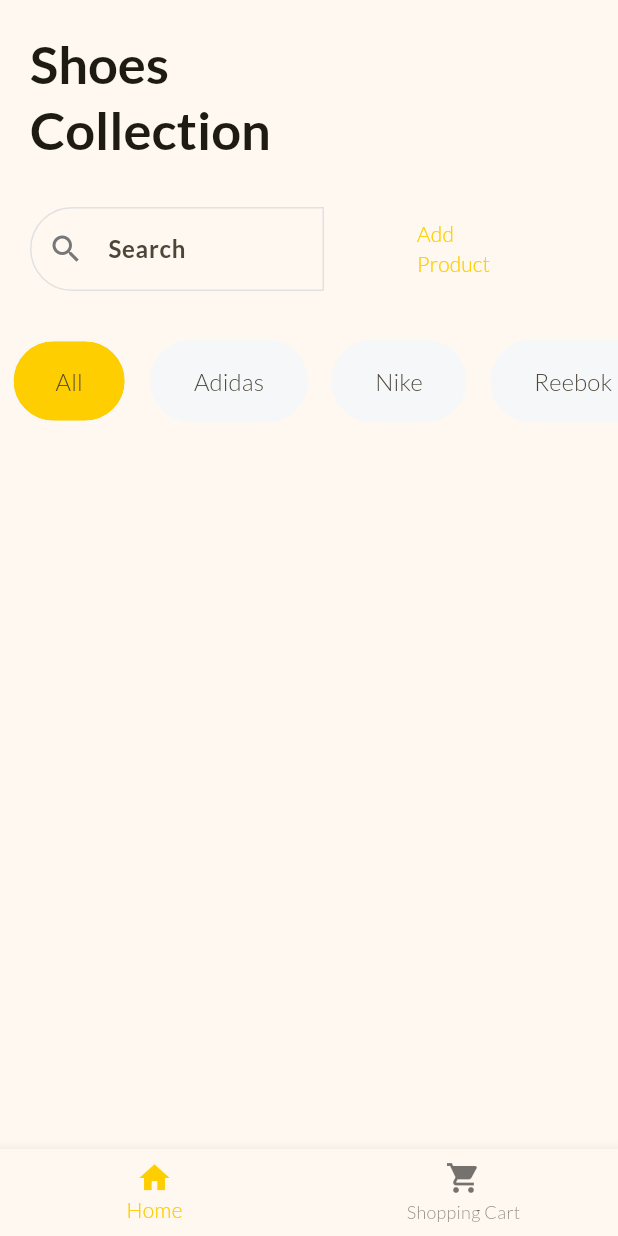
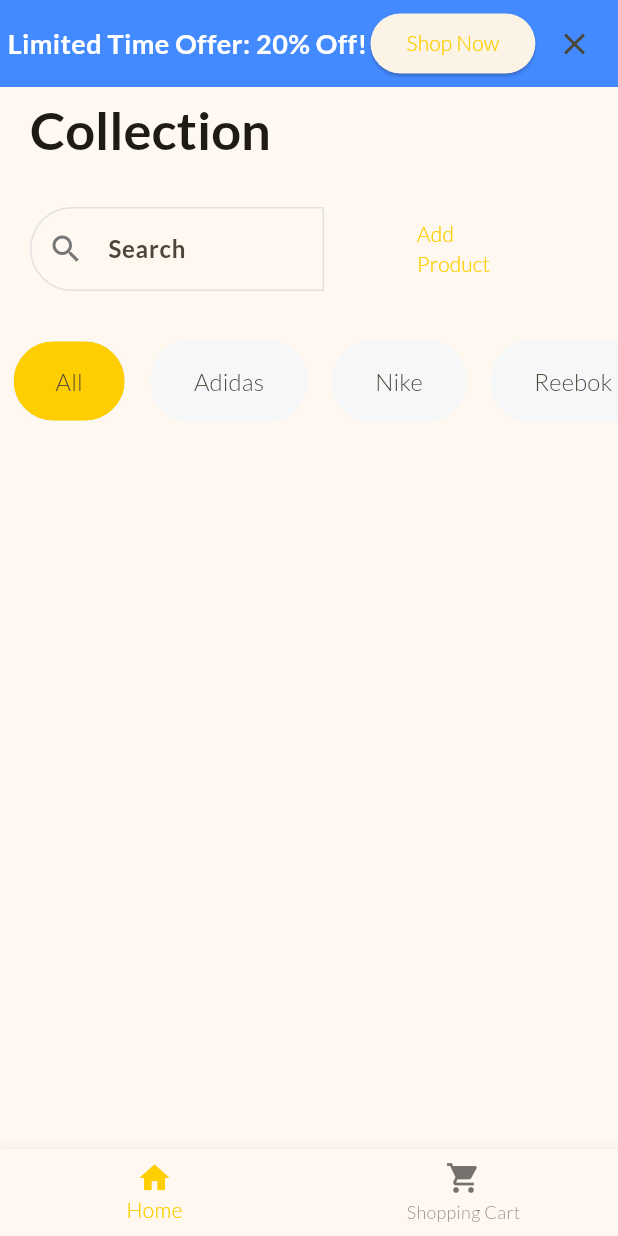
Before and after one commit to maninagulapati/login_page, a Flutter app: the HomePage screen opened by its route, on a phone screen of 412 x 824 dp. Run offline on Flutter 3.47's test engine with Material 3 defaults, Android fonts, the phone set to English and light mode, and no system bars; our stand-ins replace flutter_secure_storage, image_picker, shared_preferences; missing offline and left inert: jwt_decode; accounts and stored records are empty; network calls fail.

Commit message:
search implementation,logout functionality

```diff
--- a/lib/main.dart
+++ b/lib/main.dart
@@ -23,6 +23,7 @@ class MyApp extends StatelessWidget {
         routes: {
           'home': (context) => HomePage(),
           'addproduct':(context)=> AddProductPage(),
+          'logout':(context)=>LoginCard()
         },
           debugShowCheckedModeBanner: false,
           theme: ThemeData(
--- a/lib/pages/homepage.dart
+++ b/lib/pages/homepage.dart
@@ -13,16 +13,53 @@ class HomePage extends StatefulWidget {
 
 class _HomePageState extends State<HomePage> {
   int currentPage = 0;
+  bool isBannerVisible = true;
 
   List<Widget> pages = [const ProductList(), CartPage()];
 
   @override
   Widget build(BuildContext context) {
-    return Scaffold(
-      body: IndexedStack(
-        index: currentPage,
-        children: pages,
-      ),
+   return Scaffold(
+    body: Stack(
+      children: [
+        IndexedStack(
+          index: currentPage,
+          children: pages,
+        ),
+        if (isBannerVisible)
+        Positioned(
+          top: 0,
+          left: 0,
+          right: 0,
+          child: Container(
+            color: Colors.blueAccent, // Background color
+            padding: EdgeInsets.all(5.0),
+            child: Row(
+              mainAxisAlignment: MainAxisAlignment.spaceBetween,
+              children: [
+                const Text(
+                  "Limited Time Offer: 20% Off!",
+                  style: TextStyle(
+                    color: Colors.white,
+                    fontSize: 18,
+                    fontWeight: FontWeight.bold,
+                  ),
+                ),
+                ElevatedButton(
+                  onPressed: () {
+                    // Action when button is pressed
+                  },
+                  child: const Text("Shop Now"),
+                ),
+                IconButton(onPressed: () {setState(() {
+                  isBannerVisible=false;
+                });}, icon: const Icon(Icons.close))
+              ],
+            ),
+          ),
+        ),
+      ],
+    ),
       bottomNavigationBar: BottomNavigationBar(
         currentIndex: currentPage,
         onTap: (value) {
--- a/lib/widgets/products_list.dart
+++ b/lib/widgets/products_list.dart
@@ -1,5 +1,5 @@
 import 'package:flutter/material.dart';
-import 'package:login_page/pages/add_product.dart';
+import 'package:flutter_secure_storage/flutter_secure_storage.dart';
 import 'package:login_page/pages/product_details_page.dart';
 import 'package:login_page/widgets/product_card.dart';
 import 'package:http/http.dart' as http;
@@ -18,6 +18,7 @@ class _ProductListState extends State<ProductList> {
   late String selectedFilter = filters[0];
   List<Map<String, dynamic>> products = []; // Store fetched products
   bool isLoading = true;
+  String searchQuery='';
 
   @override
   void initState() {
@@ -59,20 +60,21 @@ class _ProductListState extends State<ProductList> {
   }
 
    List<Map<String, dynamic>> getFilteredProducts() {
-    if (selectedFilter == 'All') {
-      return products;
-    }
-    return products
-        .where((product) => product['company'] == selectedFilter)
-        .toList();
+    return products.where((product) {
+      final matchesFilter =
+          selectedFilter == 'All' || product['company'] == selectedFilter;
+      final matchesSearch =
+          product['title'].toLowerCase().contains(searchQuery.toLowerCase());
+
+      return matchesFilter && matchesSearch;
+    }).toList();
   }
 
   @override
   Widget build(BuildContext context) {
      final screenWidth = MediaQuery.of(context).size.width;
      final isMobile=screenWidth<650;
-
-
+     final filteredProducts=getFilteredProducts();
 
     const border = OutlineInputBorder(
       borderRadius: BorderRadius.horizontal(left: Radius.circular(50)),
@@ -80,8 +82,6 @@ class _ProductListState extends State<ProductList> {
         color: Color.fromRGBO(225, 225, 225, 1),
       ),
     );
-
-    final filteredProducts = getFilteredProducts();
 
     final shoesCollectionText = Expanded(
   flex: 1,
@@ -94,10 +94,15 @@ class _ProductListState extends State<ProductList> {
   ),
 );
 
-const searchField = Expanded(
+var searchField = Expanded(
       flex: 1,
       child: TextField(
-    decoration: InputDecoration(
+        onChanged: (value) {
+          setState(() {
+            searchQuery = value; // Update search query
+          });
+        },
+        decoration: const InputDecoration(
           hintText: 'Search',
           prefixIcon: Icon(Icons.search),
           border: border,
@@ -106,6 +111,7 @@ const searchField = Expanded(
         ),
       ),
     );
+
 
 final addProductButton = Expanded(
   flex: 1,
@@ -118,6 +124,18 @@ final addProductButton = Expanded(
       child: const Text('Add Product'),
     ),
   ),
+);
+
+final logoutButton = Expanded(
+      child: TextButton(
+          onPressed: () async {
+            final storage = FlutterSecureStorage();
+
+            await storage.delete(key: 'token');
+
+            Navigator.pushNamed(context, 'logout');
+          },
+          child: const Text('Logout')),
     );
 
     return SafeArea(
@@ -146,6 +164,7 @@ final addProductButton = Expanded(
             shoesCollectionText,
             searchField,
             addProductButton,
+            logoutButton,
           ],
         ),
 
```
Lines whose indentation alone changed are shown as unchanged.
